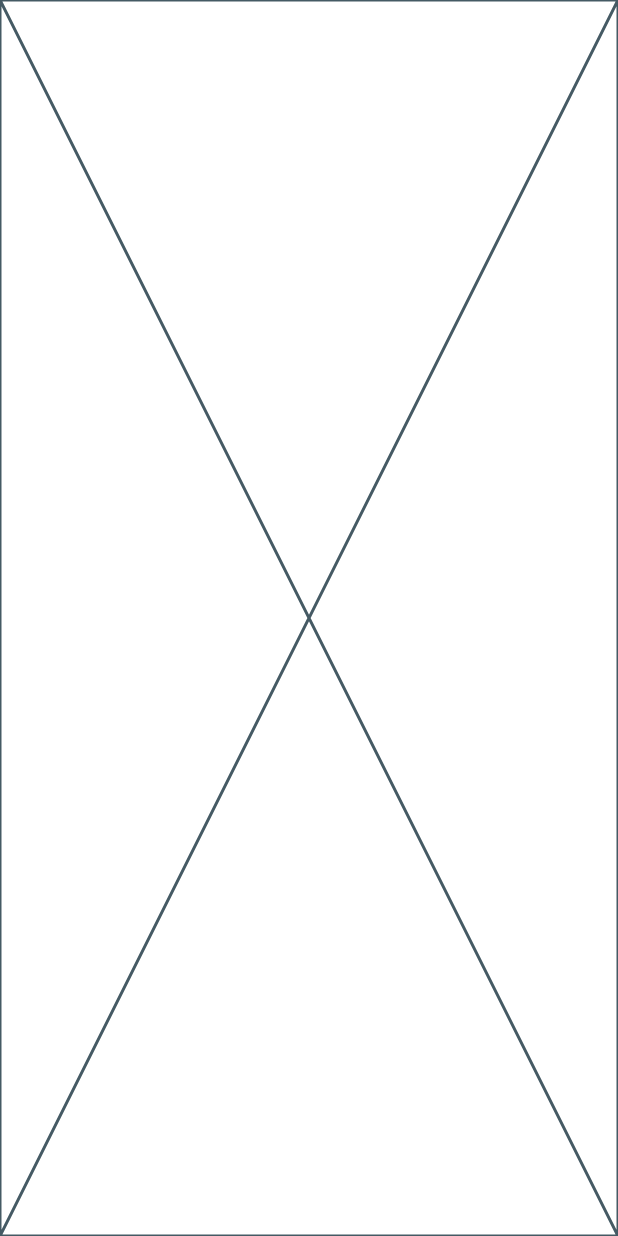
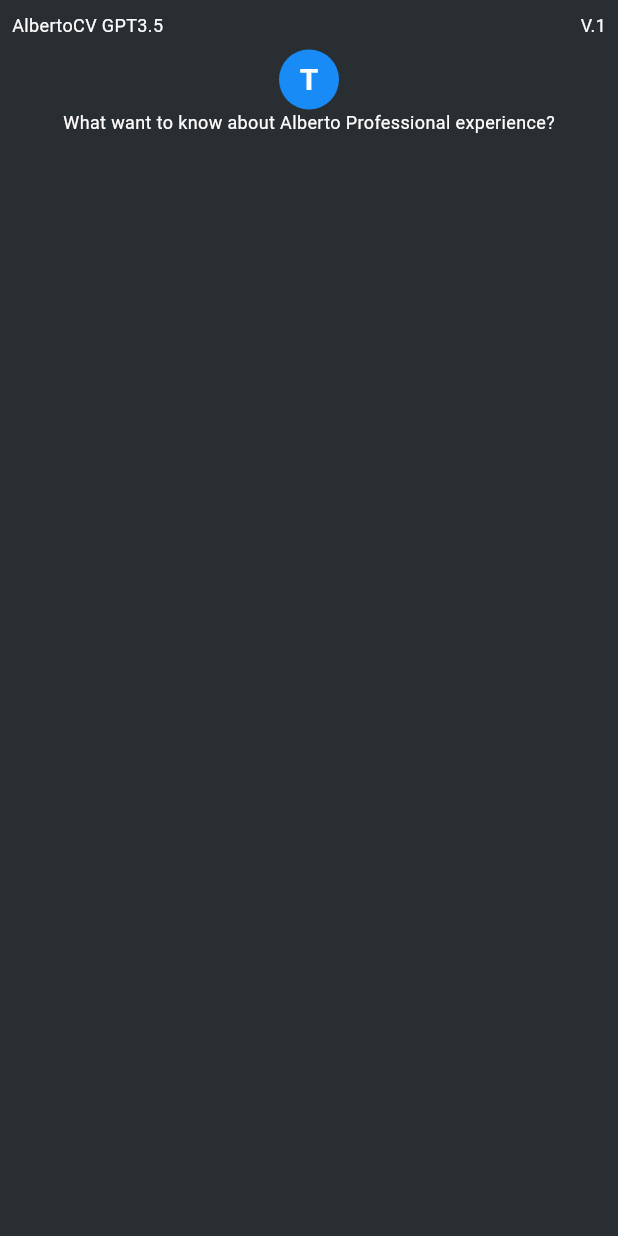
Before and after one commit to albint3r/ai-chat-bot-api, a Flutter app: the screen it shows after launch, on a phone screen of 412 x 824 dp. Run offline on Flutter 3.47's test engine with Material 3 defaults, Android fonts, the phone set to English and light mode, and no system bars; our stand-ins replace auto_route, bloc, dio, freezed_annotation, get_it, injectable; missing offline and left inert: a package.

Commit message:
Add first widgets

```diff
--- a/lib/app.dart
+++ b/lib/app.dart
@@ -1,10 +1,28 @@
 import 'package:flutter/material.dart';
 
+import 'injectables.dart';
+import 'presentation/core/router/app_router.dart';
+import 'presentation/core/router/material_app_router_delegate.dart';
+import 'presentation/core/theme/theme_config.dart';
+
 class App extends StatelessWidget {
-  const App({super.key});
+  const App(
+    this.messengerKey, {
+    super.key,
+  });
+
+  final GlobalKey<ScaffoldMessengerState> messengerKey;
 
   @override
   Widget build(BuildContext context) {
-    return const Placeholder();
+    final appRouter = getIt<AppRouter>();
+    final themeConfig = getIt<ThemeConfig>();
+    return MaterialAppRouterDelegate.router(
+      'ChatBot:Alberto CV',
+      appRouter: appRouter,
+      themeConfig: themeConfig,
+      messengerKey: messengerKey,
+      context: context,
+    );
   }
 }
--- a/lib/main.dart
+++ b/lib/main.dart
@@ -9,5 +9,5 @@ Future<void> main() async {
   await configureDependencies();
   final messengerKey = GlobalKey<ScaffoldMessengerState>();
   Bloc.observer = AppBlocObserver(messengerKey);
-  runApp(const App());
+  runApp(App(messengerKey));
 }
--- /dev/null
+++ b/lib/presentation/chatbot/chatbot_page.dart
@@ -0,0 +1,16 @@
+import 'package:auto_route/auto_route.dart';
+import 'package:flutter/material.dart';
+
+import 'widgets/body_chatbot.dart';
+
+@RoutePage()
+class ChatBotPage extends StatelessWidget {
+  const ChatBotPage({super.key});
+
+  @override
+  Widget build(BuildContext context) {
+    return const Scaffold(
+      body: BodyChatBot(),
+    );
+  }
+}
--- /dev/null
+++ b/lib/presentation/chatbot/widgets/body_chatbot.dart
@@ -0,0 +1,20 @@
+import 'package:flutter/material.dart';
+
+import 'top_row_indicators.dart';
+
+class BodyChatBot extends StatelessWidget {
+  const BodyChatBot({super.key});
+
+  @override
+  Widget build(BuildContext context) {
+    return const Column(
+      children: [
+        TopRowIndicators(),
+        CircleAvatar(
+          child: Text('T'),
+        ),
+        Text('What want to know about Alberto Professional experience?'),
+      ],
+    );
+  }
+}
--- /dev/null
+++ b/lib/presentation/chatbot/widgets/top_row_indicators.dart
@@ -0,0 +1,19 @@
+import 'package:flutter/material.dart';
+
+class TopRowIndicators extends StatelessWidget {
+  const TopRowIndicators({super.key});
+
+  @override
+  Widget build(BuildContext context) {
+    return const Padding(
+      padding: EdgeInsets.all(8.0),
+      child: Row(
+        mainAxisAlignment: MainAxisAlignment.spaceBetween,
+        children: [
+          Text('AlbertoCV GPT3.5'),
+          Text('V.1'),
+        ],
+      ),
+    );
+  }
+}
--- a/lib/presentation/core/router/app_router.dart
+++ b/lib/presentation/core/router/app_router.dart
@@ -1,5 +1,7 @@
 import 'package:auto_route/auto_route.dart';
 import 'package:injectable/injectable.dart';
+
+import '../../chatbot/chatbot_page.dart';
 
 part 'app_router.gr.dart';
 
@@ -7,5 +9,9 @@ part 'app_router.gr.dart';
 @AutoRouterConfig()
 class AppRouter extends _$AppRouter {
   @override
-  List<AutoRoute> get routes => [];
+  List<AutoRoute> get routes => [
+    AutoRoute(page: ChatBotRoute.page,
+          initial: true,
+        )
+  ];
 }
--- a/lib/presentation/core/router/material_app_router_delegate.dart
+++ b/lib/presentation/core/router/material_app_router_delegate.dart
@@ -22,7 +22,7 @@ class MaterialAppRouterDelegate {
       // Sets the dark theme for the app using themeConfigStyle.dark.
       darkTheme: themeConfig.dark,
       // Sets the default theme mode to dark.
-      themeMode: ThemeMode.light,
+      themeMode: ThemeMode.dark,
       // Sets the title of the app.
       title: title,
       // Configures the router with the provided appRouter.config().
--- a/lib/presentation/core/theme/color_scheme_theme_data.dart
+++ b/lib/presentation/core/theme/color_scheme_theme_data.dart
@@ -46,7 +46,7 @@ class ColorTheme {
         onSecondaryContainer: Color(0xfffdfdfd),
         error: Color(0xffb00020),
         onError: Color(0xffffffff),
-        background: Color(0xffb1e3f7),
+        background: Color(0xff292e33),
         onBackground: Color(0xff000000),
         surface: Color(0xfffdc234),
         onSurface: Color(0xff000000),
```
Also changed, not shown: lib/presentation/core/router/app_router.gr.dart, 1 other file.
